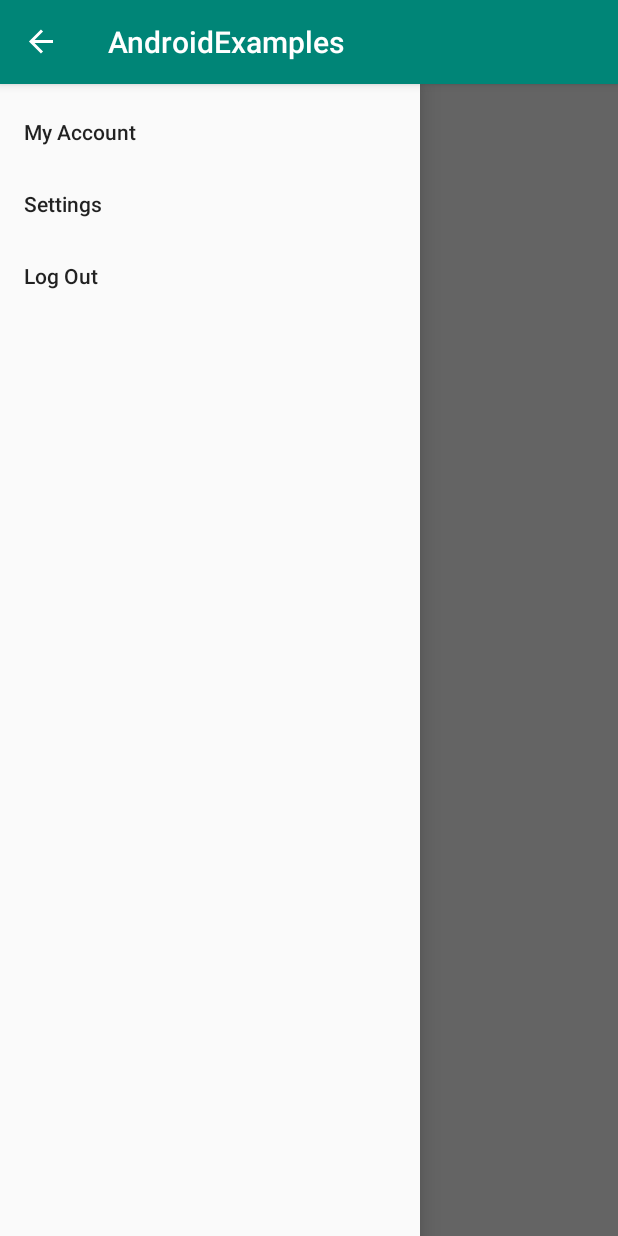
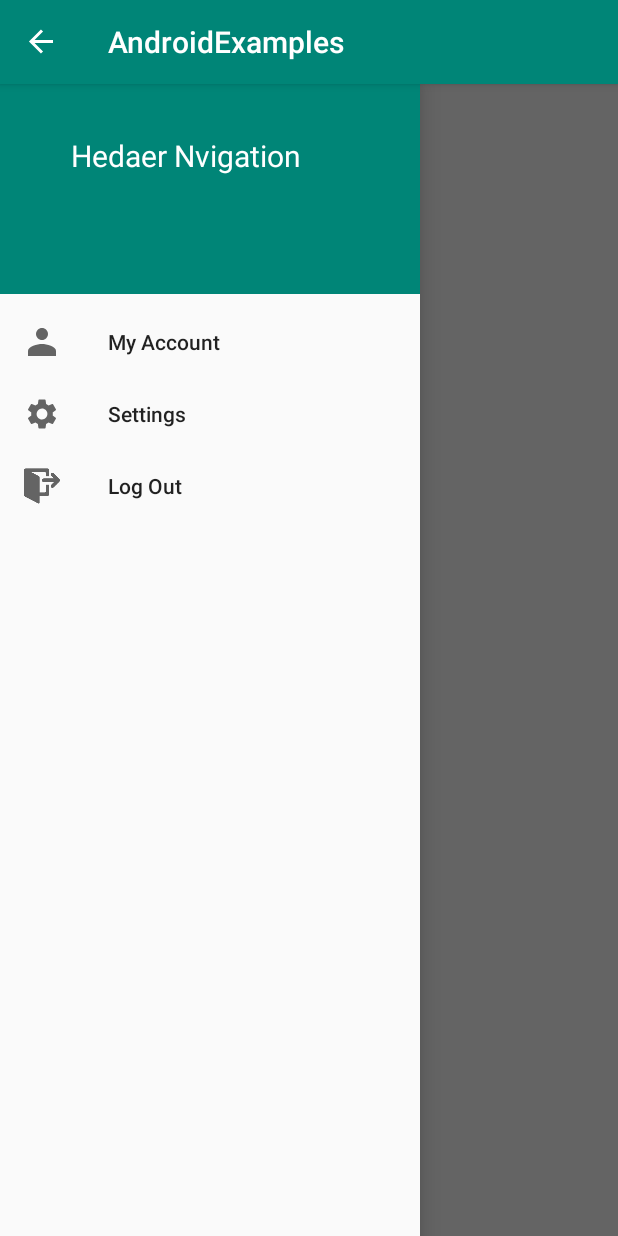
Before and after one commit to HTC77/android-examples, an Android app: the screen it shows after launch (MainActivity), with the side drawer open, on a phone screen of 412 x 824 dp. Run offline under Robolectric (Android 15) with nearby library versions, the light colour scheme and no system bars.

Commit message:
Menu Icons + Navigation Header

```diff
--- a/app/src/main/res/layout/activity_main.xml
+++ b/app/src/main/res/layout/activity_main.xml
@@ -25,6 +25,7 @@
         android:layout_width="wrap_content"
         android:layout_height="match_parent"
         app:menu="@menu/navigation_menu"
-        android:layout_gravity="start">
+        android:layout_gravity="start"
+        app:headerLayout="@layout/navigation_header">
     </android.support.design.widget.NavigationView>
 </android.support.v4.widget.DrawerLayout>
--- /dev/null
+++ b/app/src/main/res/layout/navigation_header.xml
@@ -0,0 +1,21 @@
+<?xml version="1.0" encoding="utf-8"?>
+<RelativeLayout xmlns:android="http://schemas.android.com/apk/res/android"
+    android:layout_width="match_parent"
+    android:layout_height="140dp"
+    android:background="@color/colorPrimary"
+    android:padding="20dp">
+
+    <TextView
+        android:id="@+id/textView2"
+        android:layout_width="wrap_content"
+        android:layout_height="wrap_content"
+        android:layout_alignParentLeft="true"
+        android:layout_alignParentStart="true"
+        android:layout_alignParentTop="true"
+        android:layout_marginLeft="27dp"
+        android:layout_marginStart="27dp"
+        android:layout_marginTop="14dp"
+        android:text="Hedaer Nvigation"
+        android:textColor="#fff"
+        android:textSize="20dp" />
+</RelativeLayout>
--- a/app/src/main/res/menu/navigation_menu.xml
+++ b/app/src/main/res/menu/navigation_menu.xml
@@ -2,11 +2,15 @@
 <menu xmlns:android="http://schemas.android.com/apk/res/android">
 <item android:id="@+id/nav_account"
     android:title="My Account"
+    android:icon="@mipmap/baseline_person_black_18dp"
     />
 <item android:id="@+id/nav_settings"
+    android:icon="@mipmap/baseline_settings_black_18dp"
     android:title="Settings"
     />
 <item android:id="@+id/nav_logout"
+    android:icon="@mipmap/logout"
     android:title="Log Out"
     />
+
 </menu>
```
Also changed, not shown: app/src/main/res/drawable/baseline_settings_black_18dp.png (added), app/src/main/res/mipmap-hdpi/baseline_person_black_18dp.png (added), app/src/main/res/mipmap-hdpi/baseline_settings_black_18dp.png (added), app/src/main/res/mipmap-hdpi/logout.png (added), app/src/main/res/mipmap-mdpi/baseline_person_black_18dp.png (added), app/src/main/res/mipmap-mdpi/baseline_settings_black_18dp.png (added), app/src/main/res/mipmap-mdpi/logout.png (added), app/src/main/res/mipmap-xhdpi/baseline_person_black_18dp.png (added), app/src/main/res/mipmap-xhdpi/baseline_settings_black_18dp.png (added), app/src/main/res/mipmap-xhdpi/logout.png (added), app/src/main/res/mipmap-xxhdpi/baseline_person_black_18dp.png (added), app/src/main/res/mipmap-xxhdpi/baseline_settings_black_18dp.png (added), app/src/main/res/mipmap-xxhdpi/logout.png (added), app/src/main/res/mipmap-xxxhdpi/baseline_person_black_18dp.png (added), 2 more files.
